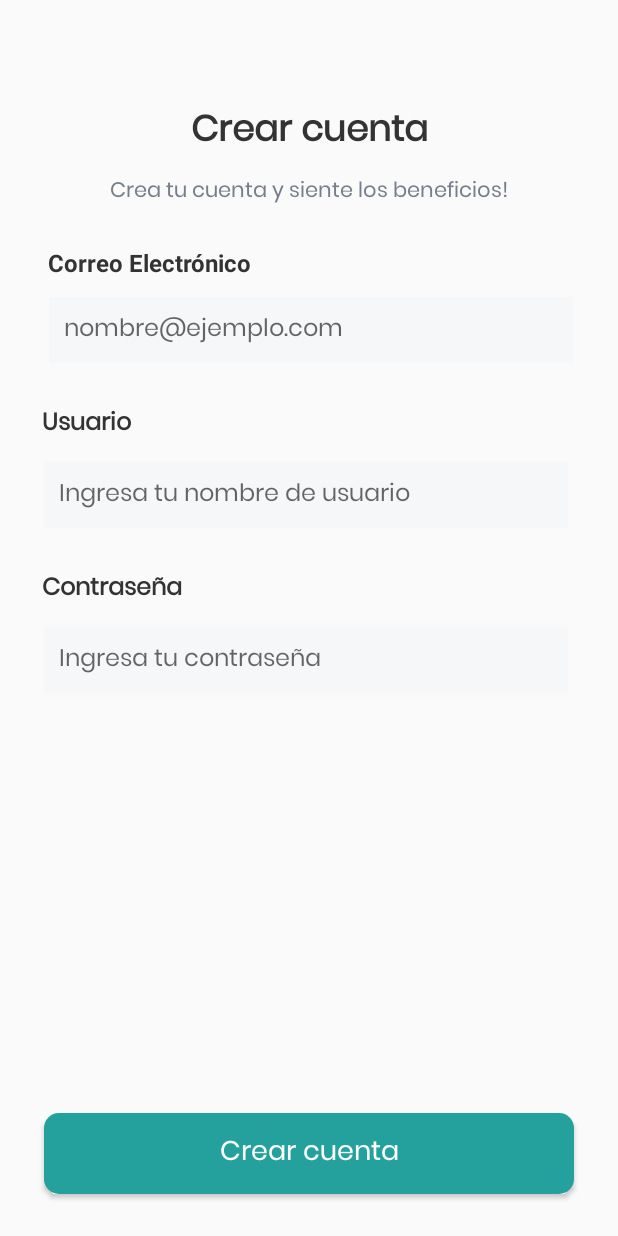
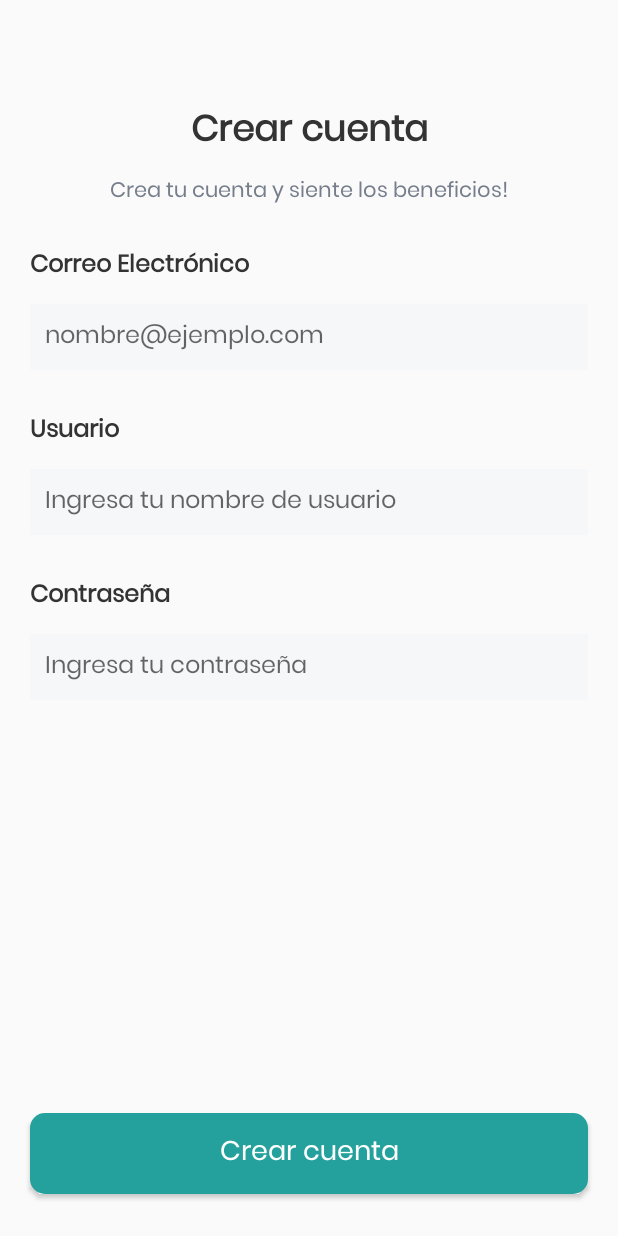
Before and after one commit to dannxvc/todoapp, an Android app: the CreateAccount screen opened directly, with no data from a screen before it, on a phone screen of 412 x 824 dp. Run offline under Robolectric (Android 15) with nearby library versions, the phone set to English and light mode, and no system bars.

Commit message:
Update create account

```diff
--- a/app/src/main/res/layout/activity_create_account.xml
+++ b/app/src/main/res/layout/activity_create_account.xml
@@ -35,11 +35,12 @@
     <TextView
         android:id="@+id/emaillabel"
         style="@style/labelStyle"
-        android:layout_width="wrap_content"
+        android:layout_width="match_parent"
+        android:layout_marginHorizontal="20dp"
         android:layout_height="wrap_content"
-        android:layout_marginStart="32dp"
         android:layout_marginTop="164dp"
         android:text="Correo Electrónico"
+        android:fontFamily="@font/poppins"
         app:layout_constraintStart_toStartOf="parent"
         app:layout_constraintTop_toTopOf="parent" />
 
@@ -48,7 +49,8 @@
         style="@style/inputStyle"
         app:boxStrokeColor="@color/gray"
         app:boxStrokeWidth="2dp"
-        android:layout_width="349dp"
+        android:layout_width="match_parent"
+        android:layout_marginHorizontal="20dp"
         android:layout_height="44dp"
         android:layout_marginTop="12dp"
         android:ems="15"
@@ -63,9 +65,9 @@
     <TextView
         android:id="@+id/usuariolabel"
         style="@style/labelStyle"
-        android:layout_width="wrap_content"
+        android:layout_width="match_parent"
+        android:layout_marginHorizontal="20dp"
         android:layout_height="wrap_content"
-        android:layout_marginStart="28dp"
         android:layout_marginTop="27dp"
         android:fontFamily="@font/poppins"
         android:text="Usuario"
@@ -76,7 +78,8 @@
     <EditText
         android:id="@+id/emailinput4"
         style="@style/inputStyle"
-        android:layout_width="349dp"
+        android:layout_width="match_parent"
+        android:layout_marginHorizontal="20dp"
         android:layout_height="44dp"
         android:layout_marginTop="12dp"
         android:ems="15"
@@ -91,9 +94,9 @@
     <TextView
         android:id="@+id/passwordlabel"
         style="@style/labelStyle"
-        android:layout_width="wrap_content"
+        android:layout_width="match_parent"
+        android:layout_marginHorizontal="20dp"
         android:layout_height="wrap_content"
-        android:layout_marginStart="28dp"
         android:layout_marginTop="27dp"
         android:fontFamily="@font/poppins"
         android:text="Contraseña"
@@ -104,7 +107,8 @@
     <EditText
         android:id="@+id/editTextTextPassword"
         style="@style/inputStyle"
-        android:layout_width="349dp"
+        android:layout_width="match_parent"
+        android:layout_marginHorizontal="20dp"
         android:layout_height="44dp"
         android:layout_marginTop="12dp"
         android:ems="15"
@@ -119,7 +123,8 @@
     <Button
         android:id="@+id/button"
         style="@style/btnStyle"
-        android:layout_width="353dp"
+        android:layout_width="match_parent"
+        android:layout_marginHorizontal="20dp"
         android:layout_height="54dp"
         android:layout_marginBottom="28dp"
         android:onClick="goToLogin"
```
Also changed, not shown: app/src/main/res/layout/activity_login.xml (+12 -10 lines).
